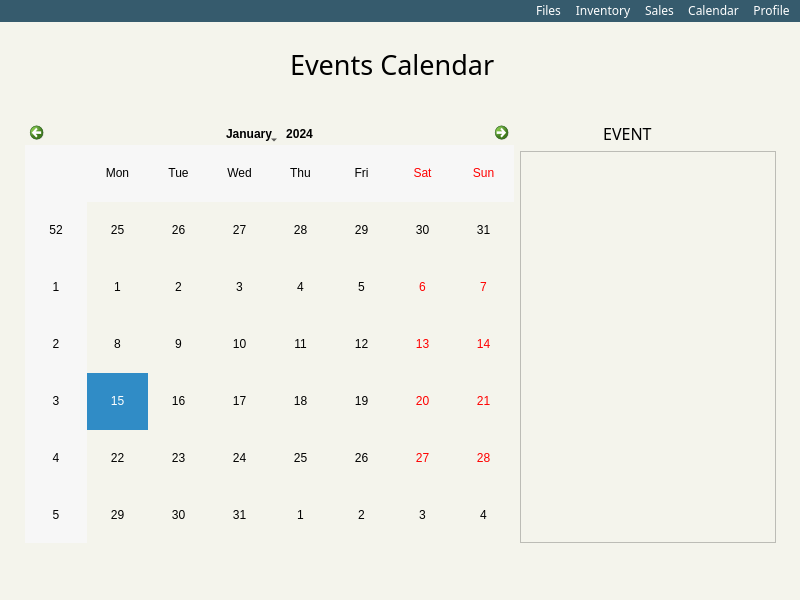
The window that calendar.ui (ongchangco/Economystique2) describes before a commit, drawn with Qt 5.
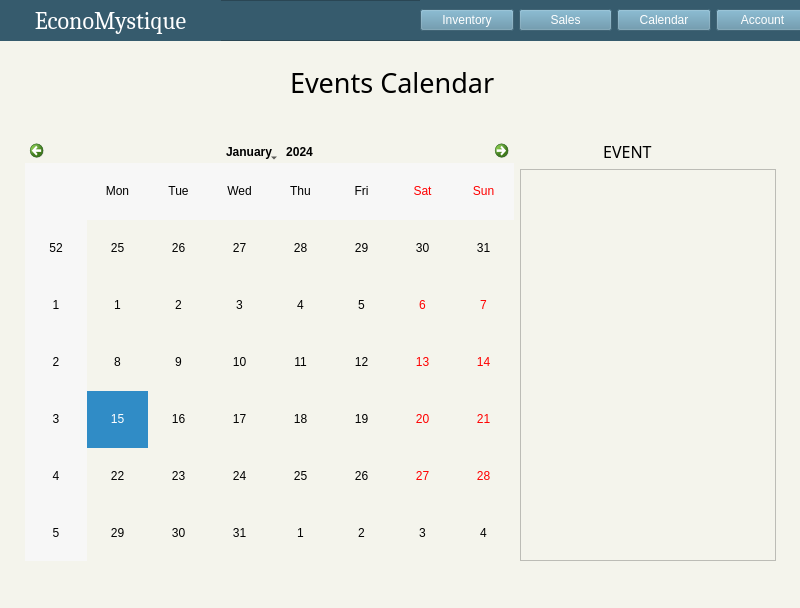
The same window after the commit. Icons and pictures are not drawn.

Commit message: edited buttons and logo on UIs

```diff
--- a/calendar.ui
+++ b/calendar.ui
@@ -7,7 +7,7 @@
     <x>0</x>
     <y>0</y>
     <width>800</width>
-    <height>600</height>
+    <height>608</height>
    </rect>
   </property>
   <property name="palette">
@@ -438,7 +438,7 @@
     <property name="geometry">
      <rect>
       <x>0</x>
-      <y>0</y>
+      <y>40</y>
       <width>801</width>
       <height>84</height>
      </rect>
@@ -466,7 +466,7 @@
     <property name="geometry">
      <rect>
       <x>20</x>
-      <y>100</y>
+      <y>140</y>
       <width>761</width>
       <height>421</height>
      </rect>
@@ -503,473 +503,109 @@
      </item>
     </layout>
    </widget>
-  </widget>
-  <widget class="QMenuBar" name="menubar">
-   <property name="geometry">
-    <rect>
-     <x>0</x>
-     <y>0</y>
-     <width>800</width>
-     <height>43</height>
-    </rect>
-   </property>
-   <property name="palette">
-    <palette>
-     <active>
-      <colorrole role="WindowText">
-       <brush brushstyle="SolidPattern">
-        <color alpha="255">
-         <red>255</red>
-         <green>255</green>
-         <blue>255</blue>
-        </color>
-       </brush>
-      </colorrole>
-      <colorrole role="Button">
-       <brush brushstyle="SolidPattern">
-        <color alpha="255">
-         <red>54</red>
-         <green>91</green>
-         <blue>109</blue>
-        </color>
-       </brush>
-      </colorrole>
-      <colorrole role="Light">
-       <brush brushstyle="SolidPattern">
-        <color alpha="255">
-         <red>81</red>
-         <green>137</green>
-         <blue>164</blue>
-        </color>
-       </brush>
-      </colorrole>
-      <colorrole role="Midlight">
-       <brush brushstyle="SolidPattern">
-        <color alpha="255">
-         <red>67</red>
-         <green>114</green>
-         <blue>136</blue>
-        </color>
-       </brush>
-      </colorrole>
-      <colorrole role="Dark">
-       <brush brushstyle="SolidPattern">
-        <color alpha="255">
-         <red>27</red>
-         <green>45</green>
-         <blue>54</blue>
-        </color>
-       </brush>
-      </colorrole>
-      <colorrole role="Mid">
-       <brush brushstyle="SolidPattern">
-        <color alpha="255">
-         <red>36</red>
-         <green>60</green>
-         <blue>72</blue>
-        </color>
-       </brush>
-      </colorrole>
-      <colorrole role="Text">
-       <brush brushstyle="SolidPattern">
-        <color alpha="255">
-         <red>255</red>
-         <green>255</green>
-         <blue>255</blue>
-        </color>
-       </brush>
-      </colorrole>
-      <colorrole role="BrightText">
-       <brush brushstyle="SolidPattern">
-        <color alpha="255">
-         <red>255</red>
-         <green>255</green>
-         <blue>255</blue>
-        </color>
-       </brush>
-      </colorrole>
-      <colorrole role="ButtonText">
-       <brush brushstyle="SolidPattern">
-        <color alpha="255">
-         <red>255</red>
-         <green>255</green>
-         <blue>255</blue>
-        </color>
-       </brush>
-      </colorrole>
-      <colorrole role="Base">
-       <brush brushstyle="SolidPattern">
-        <color alpha="255">
-         <red>54</red>
-         <green>91</green>
-         <blue>109</blue>
-        </color>
-       </brush>
-      </colorrole>
-      <colorrole role="Window">
-       <brush brushstyle="SolidPattern">
-        <color alpha="255">
-         <red>54</red>
-         <green>91</green>
-         <blue>109</blue>
-        </color>
-       </brush>
-      </colorrole>
-      <colorrole role="Shadow">
-       <brush brushstyle="SolidPattern">
-        <color alpha="255">
-         <red>0</red>
-         <green>0</green>
-         <blue>0</blue>
-        </color>
-       </brush>
-      </colorrole>
-      <colorrole role="AlternateBase">
-       <brush brushstyle="SolidPattern">
-        <color alpha="255">
-         <red>27</red>
-         <green>45</green>
-         <blue>54</blue>
-        </color>
-       </brush>
-      </colorrole>
-      <colorrole role="ToolTipBase">
-       <brush brushstyle="SolidPattern">
-        <color alpha="255">
-         <red>255</red>
-         <green>255</green>
-         <blue>220</blue>
-        </color>
-       </brush>
-      </colorrole>
-      <colorrole role="ToolTipText">
-       <brush brushstyle="SolidPattern">
-        <color alpha="255">
-         <red>0</red>
-         <green>0</green>
-         <blue>0</blue>
-        </color>
-       </brush>
-      </colorrole>
-     </active>
-     <inactive>
-      <colorrole role="WindowText">
-       <brush brushstyle="SolidPattern">
-        <color alpha="255">
-         <red>255</red>
-         <green>255</green>
-         <blue>255</blue>
-        </color>
-       </brush>
-      </colorrole>
-      <colorrole role="Button">
-       <brush brushstyle="SolidPattern">
-        <color alpha="255">
-         <red>54</red>
-         <green>91</green>
-         <blue>109</blue>
-        </color>
-       </brush>
-      </colorrole>
-      <colorrole role="Light">
-       <brush brushstyle="SolidPattern">
-        <color alpha="255">
-         <red>81</red>
-         <green>137</green>
-         <blue>164</blue>
-        </color>
-       </brush>
-      </colorrole>
-      <colorrole role="Midlight">
-       <brush brushstyle="SolidPattern">
-        <color alpha="255">
-         <red>67</red>
-         <green>114</green>
-         <blue>136</blue>
-        </color>
-       </brush>
-      </colorrole>
-      <colorrole role="Dark">
-       <brush brushstyle="SolidPattern">
-        <color alpha="255">
-         <red>27</red>
-         <green>45</green>
-         <blue>54</blue>
-        </color>
-       </brush>
-      </colorrole>
-      <colorrole role="Mid">
-       <brush brushstyle="SolidPattern">
-        <color alpha="255">
-         <red>36</red>
-         <green>60</green>
-         <blue>72</blue>
-        </color>
-       </brush>
-      </colorrole>
-      <colorrole role="Text">
-       <brush brushstyle="SolidPattern">
-        <color alpha="255">
-         <red>255</red>
-         <green>255</green>
-         <blue>255</blue>
-        </color>
-       </brush>
-      </colorrole>
-      <colorrole role="BrightText">
-       <brush brushstyle="SolidPattern">
-        <color alpha="255">
-         <red>255</red>
-         <green>255</green>
-         <blue>255</blue>
-        </color>
-       </brush>
-      </colorrole>
-      <colorrole role="ButtonText">
-       <brush brushstyle="SolidPattern">
-        <color alpha="255">
-         <red>255</red>
-         <green>255</green>
-         <blue>255</blue>
-        </color>
-       </brush>
-      </colorrole>
-      <colorrole role="Base">
-       <brush brushstyle="SolidPattern">
-        <color alpha="255">
-         <red>54</red>
-         <green>91</green>
-         <blue>109</blue>
-        </color>
-       </brush>
-      </colorrole>
-      <colorrole role="Window">
-       <brush brushstyle="SolidPattern">
-        <color alpha="255">
-         <red>54</red>
-         <green>91</green>
-         <blue>109</blue>
-        </color>
-       </brush>
-      </colorrole>
-      <colorrole role="Shadow">
-       <brush brushstyle="SolidPattern">
-        <color alpha="255">
-         <red>0</red>
-         <green>0</green>
-         <blue>0</blue>
-        </color>
-       </brush>
-      </colorrole>
-      <colorrole role="AlternateBase">
-       <brush brushstyle="SolidPattern">
-        <color alpha="255">
-         <red>27</red>
-         <green>45</green>
-         <blue>54</blue>
-        </color>
-       </brush>
-      </colorrole>
-      <colorrole role="ToolTipBase">
-       <brush brushstyle="SolidPattern">
-        <color alpha="255">
-         <red>255</red>
-         <green>255</green>
-         <blue>220</blue>
-        </color>
-       </brush>
-      </colorrole>
-      <colorrole role="ToolTipText">
-       <brush brushstyle="SolidPattern">
-        <color alpha="255">
-         <red>0</red>
-         <green>0</green>
-         <blue>0</blue>
-        </color>
-       </brush>
-      </colorrole>
-     </inactive>
-     <disabled>
-      <colorrole role="WindowText">
-       <brush brushstyle="SolidPattern">
-        <color alpha="255">
-         <red>255</red>
-         <green>255</green>
-         <blue>255</blue>
-        </color>
-       </brush>
-      </colorrole>
-      <colorrole role="Button">
-       <brush brushstyle="SolidPattern">
-        <color alpha="255">
-         <red>54</red>
-         <green>91</green>
-         <blue>109</blue>
-        </color>
-       </brush>
-      </colorrole>
-      <colorrole role="Light">
-       <brush brushstyle="SolidPattern">
-        <color alpha="255">
-         <red>81</red>
-         <green>137</green>
-         <blue>164</blue>
-        </color>
-       </brush>
-      </colorrole>
-      <colorrole role="Midlight">
-       <brush brushstyle="SolidPattern">
-        <color alpha="255">
-         <red>67</red>
-         <green>114</green>
-         <blue>136</blue>
-        </color>
-       </brush>
-      </colorrole>
-      <colorrole role="Dark">
-       <brush brushstyle="SolidPattern">
-        <color alpha="255">
-         <red>27</red>
-         <green>45</green>
-         <blue>54</blue>
-        </color>
-       </brush>
-      </colorrole>
-      <colorrole role="Mid">
-       <brush brushstyle="SolidPattern">
-        <color alpha="255">
-         <red>36</red>
-         <green>60</green>
-         <blue>72</blue>
-        </color>
-       </brush>
-      </colorrole>
-      <colorrole role="Text">
-       <brush brushstyle="SolidPattern">
-        <color alpha="255">
-         <red>255</red>
-         <green>255</green>
-         <blue>255</blue>
-        </color>
-       </brush>
-      </colorrole>
-      <colorrole role="BrightText">
-       <brush brushstyle="SolidPattern">
-        <color alpha="255">
-         <red>255</red>
-         <green>255</green>
-         <blue>255</blue>
-        </color>
-       </brush>
-      </colorrole>
-      <colorrole role="ButtonText">
-       <brush brushstyle="SolidPattern">
-        <color alpha="255">
-         <red>255</red>
-         <green>255</green>
-         <blue>255</blue>
-        </color>
-       </brush>
-      </colorrole>
-      <colorrole role="Base">
-       <brush brushstyle="SolidPattern">
-        <color alpha="255">
-         <red>54</red>
-         <green>91</green>
-         <blue>109</blue>
-        </color>
-       </brush>
-      </colorrole>
-      <colorrole role="Window">
-       <brush brushstyle="SolidPattern">
-        <color alpha="255">
-         <red>54</red>
-         <green>91</green>
-         <blue>109</blue>
-        </color>
-       </brush>
-      </colorrole>
-      <colorrole role="Shadow">
-       <brush brushstyle="SolidPattern">
-        <color alpha="255">
-         <red>0</red>
-         <green>0</green>
-         <blue>0</blue>
-        </color>
-       </brush>
-      </colorrole>
-      <colorrole role="AlternateBase">
-       <brush brushstyle="SolidPattern">
-        <color alpha="255">
-         <red>54</red>
-         <green>91</green>
-         <blue>109</blue>
-        </color>
-       </brush>
-      </colorrole>
-      <colorrole role="ToolTipBase">
-       <brush brushstyle="SolidPattern">
-        <color alpha="255">
-         <red>255</red>
-         <green>255</green>
-         <blue>220</blue>
-        </color>
-       </brush>
-      </colorrole>
-      <colorrole role="ToolTipText">
-       <brush brushstyle="SolidPattern">
-        <color alpha="255">
-         <red>0</red>
-         <green>0</green>
-         <blue>0</blue>
-        </color>
-       </brush>
-      </colorrole>
-     </disabled>
-    </palette>
-   </property>
-   <property name="font">
-    <font>
-     <family>Sans Serif Collection</family>
-    </font>
-   </property>
-   <property name="layoutDirection">
-    <enum>Qt::RightToLeft</enum>
-   </property>
-   <property name="styleSheet">
-    <string notr="true">background: #365b6d;
-color:white;</string>
-   </property>
-   <widget class="QMenu" name="menuProfile">
-    <property name="title">
-     <string>Profile</string>
+   <widget class="QFrame" name="frame">
+    <property name="geometry">
+     <rect>
+      <x>0</x>
+      <y>0</y>
+      <width>801</width>
+      <height>41</height>
+     </rect>
     </property>
-   </widget>
-   <widget class="QMenu" name="menuCalendar">
-    <property name="title">
-     <string>Calendar</string>
+    <property name="styleSheet">
+     <string notr="true">background: #365b6d;</string>
     </property>
-   </widget>
-   <widget class="QMenu" name="menuSales">
-    <property name="title">
-     <string>Sales</string>
+    <property name="frameShape">
+     <enum>QFrame::StyledPanel</enum>
     </property>
-   </widget>
-   <widget class="QMenu" name="menuInventory">
-    <property name="title">
-     <string>Inventory</string>
+    <property name="frameShadow">
+     <enum>QFrame::Raised</enum>
     </property>
+    <widget class="QWidget" name="horizontalLayoutWidget_3">
+     <property name="geometry">
+      <rect>
+       <x>420</x>
+       <y>0</y>
+       <width>389</width>
+       <height>41</height>
+      </rect>
+     </property>
+     <layout class="QHBoxLayout" name="horizontalLayout_3">
+      <property name="spacing">
+       <number>5</number>
+      </property>
+      <item>
+       <widget class="QPushButton" name="pushButton_5">
+        <property name="styleSheet">
+         <string notr="true">background: #5b8ca4;
+color: white;</string>
+        </property>
+        <property name="text">
+         <string>Inventory</string>
+        </property>
+       </widget>
+      </item>
+      <item>
+       <widget class="QPushButton" name="pushButton_6">
+        <property name="styleSheet">
+         <string notr="true">background: #5b8ca4;
+color: white;</string>
+        </property>
+        <property name="text">
+         <string>Sales</string>
+        </property>
+       </widget>
+      </item>
+      <item>
+       <widget class="QPushButton" name="pushButton_7">
+        <property name="styleSheet">
+         <string notr="true">background: #5b8ca4;
+color: white;</string>
+        </property>
+        <property name="text">
+         <string>Calendar</string>
+        </property>
+       </widget>
+      </item>
+      <item>
+       <widget class="QPushButton" name="pushButton_8">
+        <property name="styleSheet">
+         <string notr="true">background: #5b8ca4;
+color: white;</string>
+        </property>
+        <property name="text">
+         <string>Account</string>
+        </property>
+       </widget>
+      </item>
+     </layout>
+    </widget>
+    <widget class="QLabel" name="titleLabel_2">
+     <property name="geometry">
+      <rect>
+       <x>0</x>
+       <y>0</y>
+       <width>221</width>
+       <height>41</height>
+      </rect>
+     </property>
+     <property name="font">
+      <font>
+       <family>Cambria</family>
+       <pointsize>18</pointsize>
+      </font>
+     </property>
+     <property name="styleSheet">
+      <string notr="true">color: white;</string>
+     </property>
+     <property name="text">
+      <string>EconoMystique</string>
+     </property>
+     <property name="alignment">
+      <set>Qt::AlignCenter</set>
+     </property>
+    </widget>
    </widget>
-   <widget class="QMenu" name="menuFiles">
-    <property name="title">
-     <string>Files</string>
-    </property>
-   </widget>
-   <addaction name="menuProfile"/>
-   <addaction name="menuCalendar"/>
-   <addaction name="menuSales"/>
-   <addaction name="menuInventory"/>
-   <addaction name="menuFiles"/>
   </widget>
   <widget class="QStatusBar" name="statusbar"/>
  </widget>
```
Left out of the diff: 7 changed lines with no effect on the pictures. The commit also changes 7 other files.
